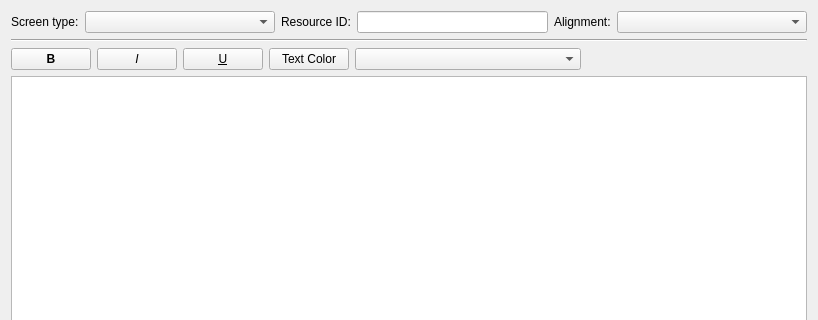
This is HuxQt/src/forms/ScreenEditWidget.ui in janos-ijgyarto/HuxQt as Qt 5 draws it before an edit; both pictures show x 0 to 818 and y 0 to 320 of the 818 by 648 pixel window. The edited form follows.
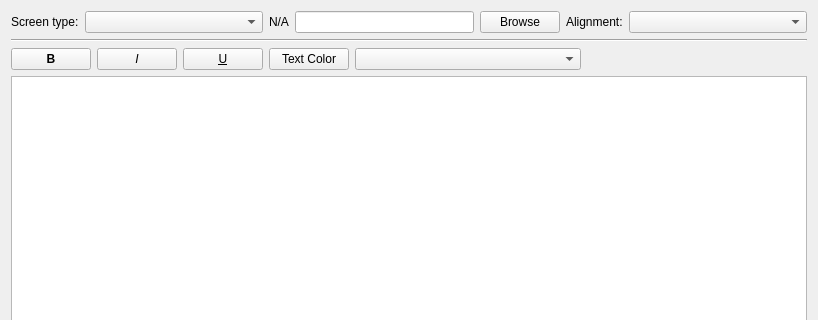
This is the edited form.

Commit message: Bugfixes and QoL improvements: - Changes to terminal teleport info are now correctly saved - Fixed center alignment setting for PICT screens - Saving the scenario under a new name updates its name in the UI - Modified screen editor to change controls appropriately based on screen type - Users can now edit the PICT ID directly, or by browsing in the PICT cache - Simplified the UI for the export dialog - Updated the readme file, rearranged some of the content for better guidance - Misc. fixes & refactoring

The edit to the form file:
```diff
--- a/HuxQt/src/forms/ScreenEditWidget.ui
+++ b/HuxQt/src/forms/ScreenEditWidget.ui
@@ -15,7 +15,7 @@
   </property>
   <layout class="QVBoxLayout" name="verticalLayout_2">
    <item>
-    <layout class="QHBoxLayout" name="screen_attribute_hbox" stretch="0,1,0,1,0,1">
+    <layout class="QHBoxLayout" name="screen_attribute_hbox" stretch="0,1,0,1,0,0,1">
      <item>
       <widget class="QLabel" name="screen_type_label">
        <property name="text">
@@ -29,12 +29,19 @@
      <item>
       <widget class="QLabel" name="resource_id_label">
        <property name="text">
-        <string>Resource ID:</string>
+        <string>N/A</string>
        </property>
       </widget>
      </item>
      <item>
-      <widget class="QLineEdit" name="resource_id_edit"/>
+      <widget class="QLineEdit" name="resource_value_edit"/>
+     </item>
+     <item>
+      <widget class="QPushButton" name="resource_browse_button">
+       <property name="text">
+        <string>Browse</string>
+       </property>
+      </widget>
      </item>
      <item>
       <widget class="QLabel" name="alignment_label">
```
Left out of the diff: 2 changed lines with no effect on the pictures. The commit also changes 13 other files.
